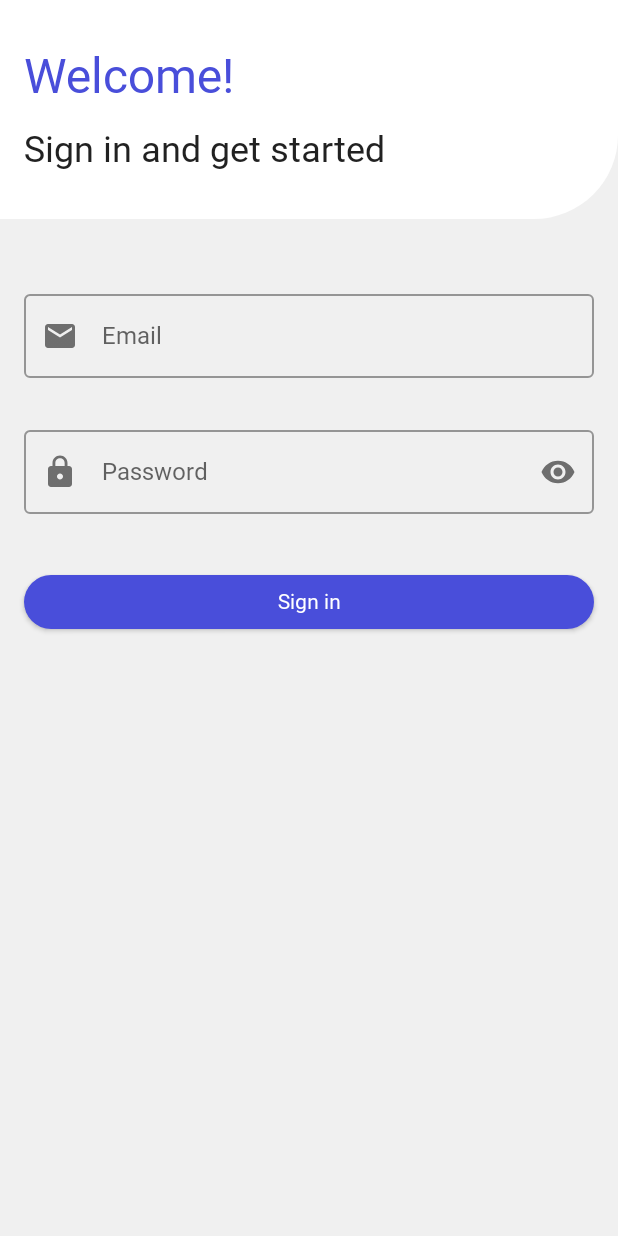
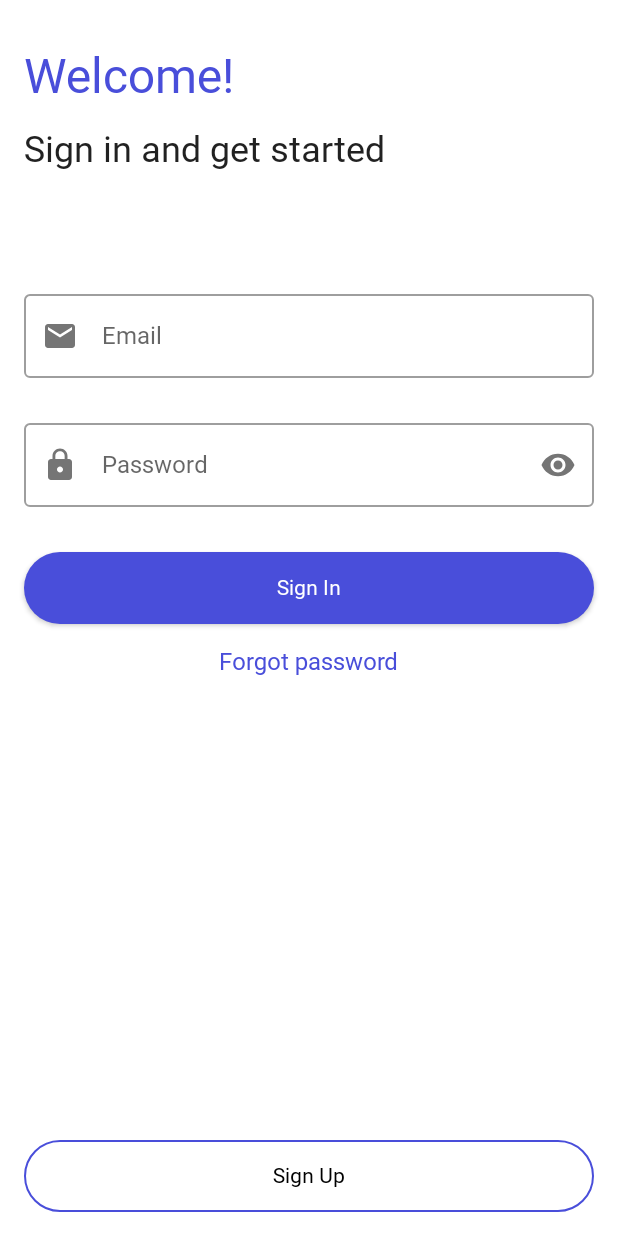
Before and after one commit to SalarioAdmin/Salario-Android, an Android app built with Jetpack Compose: the screen it shows after launch (ContainerActivity), after a tap on "Sign in", on a phone screen of 412 x 824 dp. Run offline under Robolectric (Android 15) with nearby library versions, the phone set to English and light mode, and no system bars; our stand-ins replace constraintlayout-compose; 1 other tap on this screen came first.

Commit message:
Sign in screen UI

```diff
--- a/app/src/main/java/io/salario/app/presentation/customui/buttons/CornerRoundedButton.kt
+++ b/app/src/main/java/io/salario/app/presentation/customui/buttons/CornerRoundedButton.kt
@@ -1,13 +1,18 @@
 package io.salario.app.presentation.customui.buttons
 
 import androidx.compose.foundation.BorderStroke
+import androidx.compose.foundation.layout.Box
 import androidx.compose.foundation.layout.fillMaxWidth
+import androidx.compose.foundation.layout.padding
 import androidx.compose.foundation.shape.RoundedCornerShape
 import androidx.compose.material.*
 import androidx.compose.runtime.Composable
+import androidx.compose.ui.Alignment
 import androidx.compose.ui.Modifier
 import androidx.compose.ui.graphics.Color
+import androidx.compose.ui.tooling.preview.Preview
 import androidx.compose.ui.unit.dp
+import io.salario.app.presentation.customui.WelcomeCard
 import io.salario.app.presentation.theme.Purple500
 
 @Composable
@@ -25,12 +30,12 @@ fun CornerRoundedButton(
                 colors = ButtonDefaults.buttonColors(
                     contentColor = Color.White
                 ),
-                modifier = modifier
-                    .fillMaxWidth()
+                modifier = modifier.fillMaxWidth()
             ) {
                 Text(
                     text = text,
-                    style = MaterialTheme.typography.button
+                    style = MaterialTheme.typography.button,
+                    modifier = Modifier.padding(8.dp)
                 )
             }
         }
@@ -43,11 +48,14 @@ fun CornerRoundedButton(
                 colors = ButtonDefaults.outlinedButtonColors(
                     contentColor = MaterialTheme.colors.onPrimary
                 ),
-                modifier = modifier.fillMaxWidth()
+                modifier = modifier
+                    .fillMaxWidth()
             ) {
                 Text(
                     text = text,
-                    style = MaterialTheme.typography.button
+                    style = MaterialTheme.typography.button,
+                    modifier = Modifier.padding(8.dp)
+
                 )
             }
         }
@@ -58,3 +66,11 @@ sealed class CornerRoundedButtonAppearance {
     object Filled : CornerRoundedButtonAppearance()
     object Outlined : CornerRoundedButtonAppearance()
 }
+
+@Preview
+@Composable
+fun PreviewCornerRoundedButton() {
+    Box(contentAlignment = Alignment.Center) {
+        WelcomeCard(title = "Welcome", subtitle = "Hello", bgColor = Color.White)
+    }
+}
--- a/app/src/main/java/io/salario/app/presentation/customui/textfields/EmailTextField.kt
+++ b/app/src/main/java/io/salario/app/presentation/customui/textfields/EmailTextField.kt
@@ -16,20 +16,16 @@ import androidx.compose.runtime.getValue
 import androidx.compose.runtime.mutableStateOf
 import androidx.compose.runtime.remember
 import androidx.compose.ui.Modifier
-import androidx.compose.ui.focus.FocusRequester
 import androidx.compose.ui.graphics.Color
-import androidx.compose.ui.text.input.ImeAction
 import androidx.compose.ui.text.input.KeyboardType
 import androidx.compose.ui.tooling.preview.Preview
 import androidx.compose.ui.unit.dp
-import io.salario.app.presentation.theme.Purple500
 
 @Composable
 fun EmailTextField(
     modifier: Modifier = Modifier,
     state: TextFieldState,
-    maxLength: Int = 30,
-    nextFocusRequester: FocusRequester? = null
+    maxLength: Int = 30
 ) {
     val maxPasswordLength by remember { mutableStateOf(maxLength) }
 
@@ -56,25 +52,12 @@ fun EmailTextField(
                     state.updateText(it)
                 }
             }
-//            keyboardActions = KeyboardActions(
-//                onNext = {
-//                    state.validate()
-//                    nextFocusRequester?.requestFocus()
-//                },
-//                onDone = {
-//                    state.validate()
-//                }
-//            ),
-//            keyboardOptions = KeyboardOptions(
-//                imeAction = if (nextFocusRequester != null)
-//                    ImeAction.Next else ImeAction.Done
-//            )
         )
 
         state.error?.let {
-            Text(it, color = Color.Red)
+            Text(it, color = Color.Red, style = MaterialTheme.typography.body2)
         } ?: run {
-            Text("")
+            Text("", style = MaterialTheme.typography.body2)
         }
     }
 }
--- a/app/src/main/java/io/salario/app/presentation/customui/textfields/PasswordTextField.kt
+++ b/app/src/main/java/io/salario/app/presentation/customui/textfields/PasswordTextField.kt
@@ -66,7 +66,7 @@ fun PasswordTextField(
                 if (it.length <= maxPasswordLength) {
                     state.apply {
                         updateText(it)
-                        validate()
+                        validateForHelp()
                     }
                 }
             },
@@ -76,10 +76,22 @@ fun PasswordTextField(
 
         )
 
-        state.error?.let {
-            Text(it, color = Color.Red)
-        } ?: run {
-            Text("")
+        when {
+            state.error != null -> {
+                Text(
+                    state.error!!,
+                    color = Color.Red,
+                    style = MaterialTheme.typography.body2
+                )
+            }
+            state.help != null -> {
+                Text(
+                    state.help!!, style = MaterialTheme.typography.body2
+                )
+            }
+            else -> {
+                Text("", style = MaterialTheme.typography.body2)
+            }
         }
     }
 }
--- a/app/src/main/java/io/salario/app/presentation/customui/textfields/TextFieldState.kt
+++ b/app/src/main/java/io/salario/app/presentation/customui/textfields/TextFieldState.kt
@@ -5,11 +5,12 @@ import androidx.compose.runtime.getValue
 import androidx.compose.runtime.mutableStateOf
 import androidx.compose.runtime.saveable.rememberSaveable
 import androidx.compose.runtime.setValue
+import androidx.compose.runtime.saveable.Saver
 
 @Composable
 fun rememberTextFieldState(
     initialText: String,
-    validate: (String) -> String? = { null },
+    validate: (String) -> String? = { null }
 ): TextFieldState {
     return rememberSaveable(saver = TextFieldState.Saver(validate)) {
         TextFieldState(initialText, validate)
@@ -26,19 +27,28 @@ class TextFieldState(
     var error by mutableStateOf<String?>(null)
         private set
 
+    var help by mutableStateOf<String?>(null)
+        private set
+
     fun updateText(newValue: String) {
         text = newValue
         error = null
+        help = null
+    }
+
+    fun validateForHelp() {
+        help = validator(text)
     }
 
     fun validate() {
         error = validator(text)
+        help = null
     }
 
     companion object {
         fun Saver(
             validate: (String) -> String?,
-        ) = androidx.compose.runtime.saveable.Saver<TextFieldState, String>(
+        ) = Saver<TextFieldState, String>(
             save = { it.text },
             restore = { TextFieldState(it, validate) }
         )
--- a/app/src/main/java/io/salario/app/presentation/screens/IntroScreen.kt
+++ b/app/src/main/java/io/salario/app/presentation/screens/IntroScreen.kt
@@ -78,7 +78,7 @@ fun IntroScreen(navController: NavController) {
                 navController.navigate(Destination.SignUpDestination.route)
             },
             modifier = Modifier.constrainAs(signUpBtn) {
-                bottom.linkTo(signInBtn.top)
+                bottom.linkTo(signInBtn.top, margin = 8.dp)
             })
 
         CornerRoundedButton(
--- a/app/src/main/java/io/salario/app/presentation/screens/SignInScreen.kt
+++ b/app/src/main/java/io/salario/app/presentation/screens/SignInScreen.kt
@@ -1,18 +1,23 @@
 package io.salario.app.presentation.screens
 
+import android.widget.Toast
 import androidx.compose.foundation.background
+import androidx.compose.foundation.clickable
 import androidx.compose.foundation.layout.fillMaxHeight
 import androidx.compose.foundation.layout.padding
+import androidx.compose.material.MaterialTheme
+import androidx.compose.material.Text
 import androidx.compose.runtime.Composable
-import androidx.compose.ui.ExperimentalComposeUiApi
+import androidx.compose.runtime.remember
 import androidx.compose.ui.Modifier
-import androidx.compose.ui.focus.FocusRequester
-import androidx.compose.ui.graphics.Color
+import androidx.compose.ui.platform.LocalContext
 import androidx.compose.ui.res.stringResource
+import androidx.compose.ui.tooling.preview.Preview
 import androidx.compose.ui.unit.dp
 import androidx.constraintlayout.compose.ConstraintLayout
 import androidx.navigation.NavController
 import com.salario.app.R
+import io.salario.app.application.SalarioApplication
 import io.salario.app.presentation.customui.WelcomeCard
 import io.salario.app.presentation.customui.buttons.CornerRoundedButton
 import io.salario.app.presentation.customui.buttons.CornerRoundedButtonAppearance
@@ -20,20 +25,24 @@ import io.salario.app.presentation.customui.textfields.EmailTextField
 import io.salario.app.presentation.customui.textfields.PasswordTextField
 import io.salario.app.presentation.customui.textfields.rememberTextFieldState
 import io.salario.app.presentation.navigation.Destination
-import io.salario.app.presentation.theme.White300
 import io.salario.app.utils.*
 
-@ExperimentalComposeUiApi
 @Composable
 fun SignInScreen(navController: NavController) {
+    val context = LocalContext.current
+
     ConstraintLayout(
         modifier = Modifier
             .fillMaxHeight()
-            .background(White300)
+            .background(MaterialTheme.colors.background)
     ) {
-        val (welcomeCard, emailTextField, passwordTextField, signInBtn) = createRefs()
-
-        val (passwordFocusRequester) = FocusRequester.createRefs()
+        val (welcomeCard,
+            emailTextField,
+            passwordTextField,
+            signInBtn,
+            forgotPasswordLink,
+            thirdPartySignInLayout,
+            signUpBtn) = createRefs()
 
         WelcomeCard(
             modifier = Modifier.constrainAs(welcomeCard) {
@@ -41,7 +50,7 @@ fun SignInScreen(navController: NavController) {
             },
             title = stringResource(id = R.string.sign_in_title),
             subtitle = stringResource(id = R.string.sign_in_subtitle),
-            bgColor = Color.White
+            bgColor = MaterialTheme.colors.background
         )
 
         val emailState = rememberTextFieldState(
@@ -58,8 +67,7 @@ fun SignInScreen(navController: NavController) {
             modifier = Modifier.constrainAs(emailTextField) {
                 top.linkTo(welcomeCard.bottom, margin = 42.dp)
             },
-            state = emailState,
-            nextFocusRequester = passwordFocusRequester
+            state = emailState
         )
 
         val passwordState = rememberTextFieldState(
@@ -85,7 +93,7 @@ fun SignInScreen(navController: NavController) {
                     top.linkTo(passwordTextField.bottom, margin = 16.dp)
                 }
                 .padding(horizontal = 16.dp),
-            text = "Sign in",
+            text = "Sign In",
             appearance = CornerRoundedButtonAppearance.Filled,
             onClick = {
                 emailState.validate()
@@ -94,6 +102,36 @@ fun SignInScreen(navController: NavController) {
                 if (emailState.error == null && passwordState.error == null) {
                     navController.navigate(Destination.StatusDestination.route)
                 }
+            }
+        )
+
+        Text(
+            text = "Forgot password",
+            color = MaterialTheme.colors.primary,
+            modifier = Modifier
+                .constrainAs(forgotPasswordLink) {
+                    top.linkTo(signInBtn.bottom, margin = 16.dp)
+                    start.linkTo(parent.start)
+                    end.linkTo(parent.end)
+                }
+                .clickable {
+                    Toast
+                        .makeText(context, "TODO", Toast.LENGTH_SHORT)
+                        .show()
+                }
+        )
+
+        CornerRoundedButton(
+            modifier = Modifier
+                .constrainAs(signUpBtn) {
+                    bottom.linkTo(parent.bottom, margin = 16.dp)
+                }
+                .padding(horizontal = 16.dp),
+            text = "Sign Up",
+            appearance = CornerRoundedButtonAppearance.Outlined,
+            onClick = {
+                // TODO show dialog that all data will be deleted
+                navController.navigate(Destination.SignUpDestination.route)
             }
         )
     }
@@ -136,3 +174,9 @@ fun getPasswordValidationError(password: String): String? {
         }
     }
 }
+
+@Preview
+@Composable
+fun PreviewSignInScreen() {
+    SignInScreen(navController = NavController(SalarioApplication.INSTANCE))
+}
--- a/app/src/main/java/io/salario/app/presentation/theme/Type.kt
+++ b/app/src/main/java/io/salario/app/presentation/theme/Type.kt
@@ -39,6 +39,11 @@ val Typography = Typography(
         fontWeight = FontWeight.Normal,
         fontSize = 16.sp
     ),
+    body2 = TextStyle(
+        fontFamily = fonts,
+        fontWeight = FontWeight.Normal,
+        fontSize = 12.sp
+    ),
     button = TextStyle(
         fontFamily = fonts,
         fontWeight = FontWeight.W500,
```
Also changed, not shown: app/src/main/java/io/salario/app/presentation/customui/WelcomeCard.kt (+10 -0 lines).
